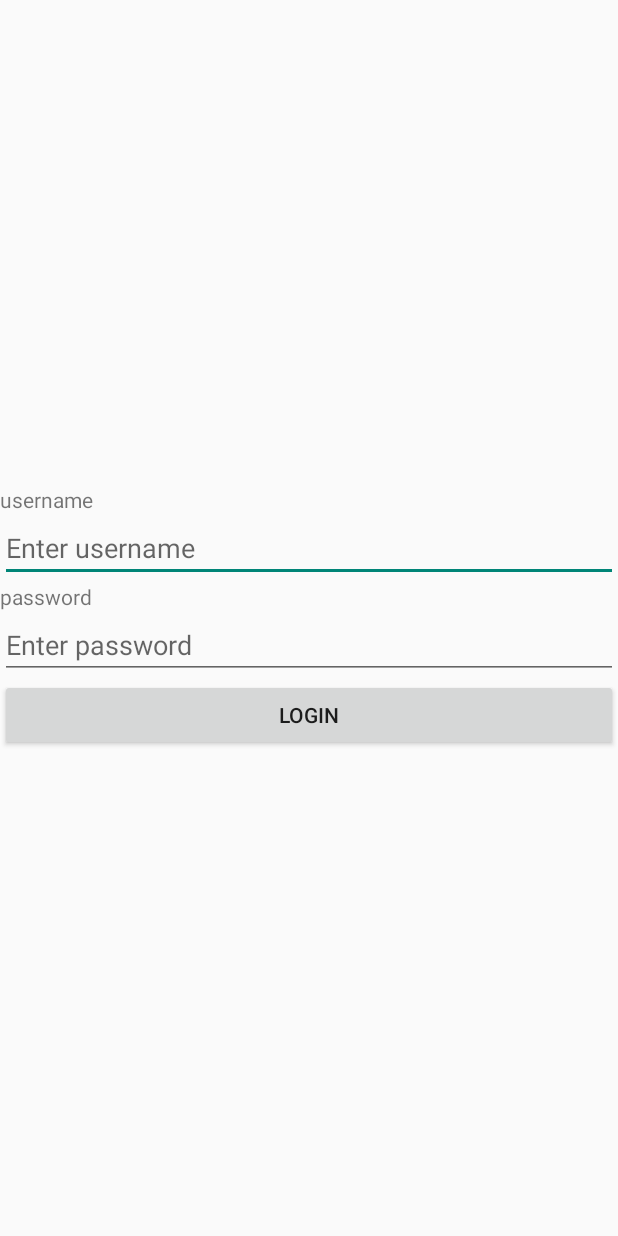
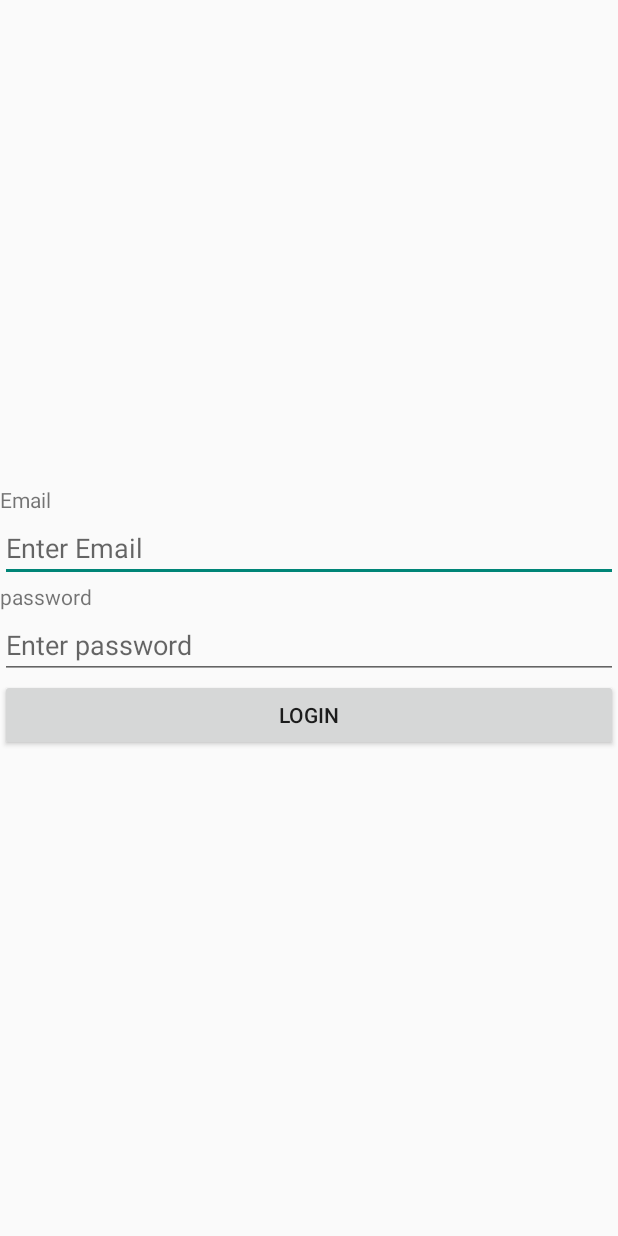
Before and after one commit to NabilZulfalah/ASPAJ, an Android app built with Jetpack Compose: the screen it shows after launch (LoginActivity), after a tap on an icon or button, on a phone screen of 412 x 824 dp. Run offline under Robolectric (Android 15) with nearby library versions, the phone set to English and light mode, and no system bars; our stand-ins replace Volley.

Commit message:
Register dan login sudah ditambahkan, kode register di MainActivity2.java dan login di LoginActivity.java. Kalau ada yang mau ditanyakan boleh bertanya ke saya (Nabil)

```diff
--- a/app/src/main/java/com/example/androidphpmysql/Constants.java
+++ b/app/src/main/java/com/example/androidphpmysql/Constants.java
@@ -1,7 +1,7 @@
 package com.example.androidphpmysql;
 
 public class Constants {
-    private static final String ROOT_URL = "http://172.16.101.52/Android/v1/";
+    private static final String ROOT_URL = "http://192.168.4.11/Android/v1/";
 
     public static final String URL_REGISTER = ROOT_URL + "registerUser.php";
     public static final String URL_LOGIN = ROOT_URL + "loginUser.php";
--- a/app/src/main/java/com/example/androidphpmysql/MainActivity2.java
+++ b/app/src/main/java/com/example/androidphpmysql/MainActivity2.java
@@ -126,7 +126,7 @@ public class MainActivity2 extends AppCompatActivity implements View.OnClickList
             @Override
             protected Map<String, String> getParams() throws AuthFailureError {
                 Map<String, String> params = new HashMap<>();
-                params.put("username", username);
+                params.put("name", username);
                 params.put("password", password);
                 params.put("email", email);
                 Log.d(TAG, "Params: " + params.toString());
--- a/app/src/main/java/com/example/androidphpmysql/SharedPrefManager.java
+++ b/app/src/main/java/com/example/androidphpmysql/SharedPrefManager.java
@@ -12,7 +12,7 @@ public class SharedPrefManager {
     private static SharedPrefManager instance;
     private static Context ctx;
     private static final String SHARED_PREF_NAME = "mysharedpref12";
-    private static final String KEY_USERNAME = "username";
+    private static final String KEY_NAME = "username";
     private static final String KEY_USER_EMAIL = "useremail";
     private static final String KEY_USER_ID = "userid";
 
@@ -34,7 +34,8 @@ public class SharedPrefManager {
 
         editor.putInt(KEY_USER_ID, id);
         editor.putString(KEY_USER_EMAIL, email);
-        editor.putString(KEY_USERNAME, username);
+        editor.putString(KEY_NAME, username);
+        editor.putBoolean("loggedin", true);
 
         editor.apply();
 
@@ -44,10 +45,7 @@ public class SharedPrefManager {
     public boolean isLoggedIn() {
         SharedPreferences sharedPreferences = ctx.getSharedPreferences(SHARED_PREF_NAME,
                 Context.MODE_PRIVATE);
-        if (sharedPreferences.getString(KEY_USERNAME, null) != null) {
-            return true;
-        }
-        return false;
+        return sharedPreferences.getBoolean("loggedin", false);
     }
 
     public boolean logout(){
@@ -62,7 +60,7 @@ public class SharedPrefManager {
     public String getUsername(){
         SharedPreferences sharedPreferences = ctx.getSharedPreferences(SHARED_PREF_NAME,
                 Context.MODE_PRIVATE);
-        return sharedPreferences.getString(KEY_USERNAME, null);
+        return sharedPreferences.getString(KEY_NAME, null);
     }
     public String getUserEmail(){
         SharedPreferences sharedPreferences = ctx.getSharedPreferences(SHARED_PREF_NAME,
--- a/app/src/main/res/layout/activity_login.xml
+++ b/app/src/main/res/layout/activity_login.xml
@@ -15,13 +15,13 @@
         android:layout_height="wrap_content">
 
         <TextView
-            android:text="username"
+            android:text="Email"
             android:layout_width="match_parent"
             android:layout_height="wrap_content" />
 
         <EditText
-            android:id="@+id/editTextUsername"
-            android:hint="Enter username"
+            android:id="@+id/editTextIdentifier"
+            android:hint="Enter Email"
             android:layout_width="match_parent"
             android:layout_height="wrap_content" />
 
--- a/gradle.properties
+++ b/gradle.properties
@@ -21,3 +21,4 @@ kotlin.code.style=official
 # resources declared in the library itself and none from the library's dependencies,
 # thereby reducing the size of the R class for that library
 android.nonTransitiveRClass=true
+android.builder.sdkDownload=true
```
Also changed, not shown: app/src/main/java/com/example/androidphpmysql/LoginActivity.java (+36 -28 lines), app/src/main/java/com/example/androidphpmysql/MainActivity.kt (deleted, +0 -47 lines).
